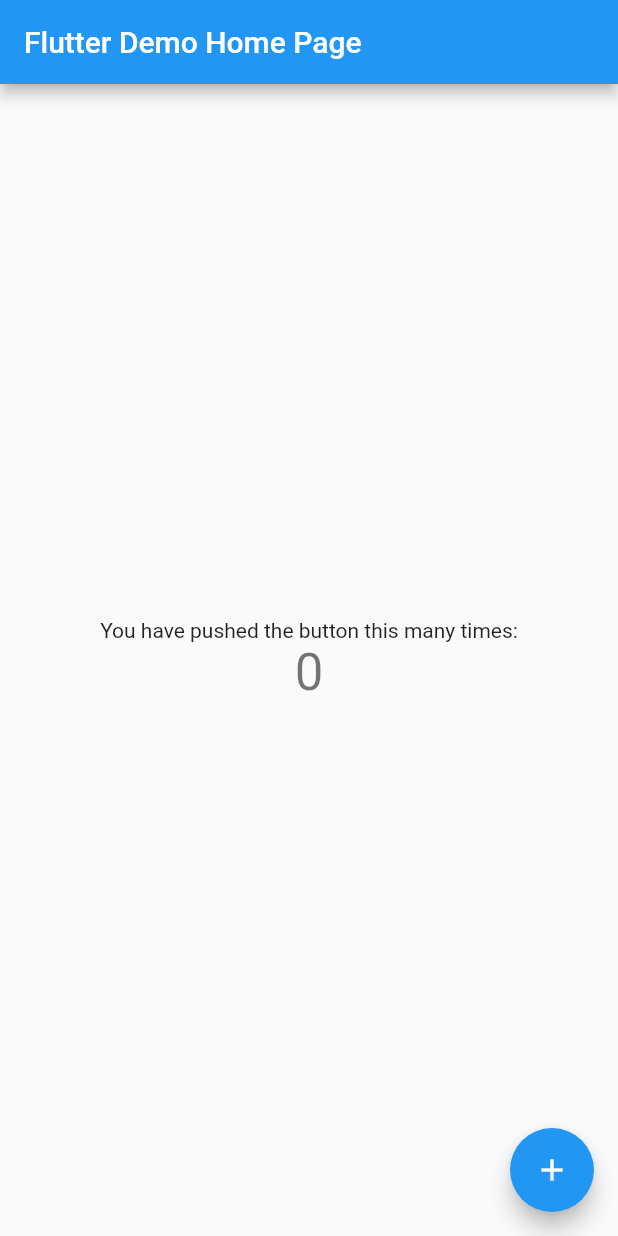
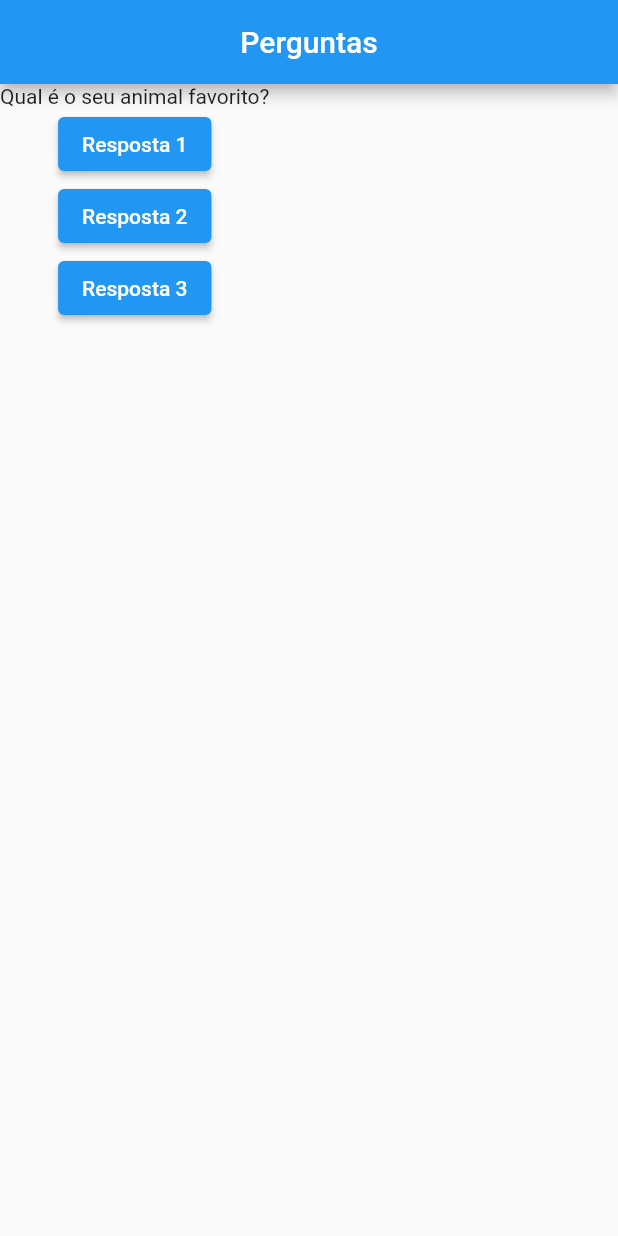
Before and after one commit to edipoterra/projeto_perguntas, a Flutter app: the screen it shows after launch, on a phone screen of 412 x 824 dp. Run offline on Flutter 3.47's test engine with Material 2 defaults, Android fonts, the phone set to English and light mode, and no system bars.

Commit message:
Modifieing main class

```diff
--- a/lib/main.dart
+++ b/lib/main.dart
@@ -1,115 +1,48 @@
 import 'package:flutter/material.dart';
 
-void main() {
-  runApp(const MyApp());
+main() {
+  runApp(PerguntaApp());
 }
 
-class MyApp extends StatelessWidget {
-  const MyApp({Key? key}) : super(key: key);
+class PerguntaApp extends StatelessWidget {
 
-  // This widget is the root of your application.
-  @override
-  Widget build(BuildContext context) {
-    return MaterialApp(
-      title: 'Flutter Demo',
-      theme: ThemeData(
-        // This is the theme of your application.
-        //
-        // Try running your application with "flutter run". You'll see the
-        // application has a blue toolbar. Then, without quitting the app, try
-        // changing the primarySwatch below to Colors.green and then invoke
-        // "hot reload" (press "r" in the console where you ran "flutter run",
-        // or simply save your changes to "hot reload" in a Flutter IDE).
-        // Notice that the counter didn't reset back to zero; the application
-        // is not restarted.
-        primarySwatch: Colors.blue,
-      ),
-      home: const MyHomePage(title: 'Flutter Demo Home Page'),
-    );
-  }
-}
+  var perguntaSelecionada = 1;
 
-class MyHomePage extends StatefulWidget {
-  const MyHomePage({Key? key, required this.title}) : super(key: key);
-
-  // This widget is the home page of your application. It is stateful, meaning
-  // that it has a State object (defined below) that contains fields that affect
-  // how it looks.
-
-  // This class is the configuration for the state. It holds the values (in this
-  // case the title) provided by the parent (in this case the App widget) and
-  // used by the build method of the State. Fields in a Widget subclass are
-  // always marked "final".
-
-  final String title;
-
-  @override
-  State<MyHomePage> createState() => _MyHomePageState();
-}
-
-class _MyHomePageState extends State<MyHomePage> {
-  int _counter = 0;
-
-  void _incrementCounter() {
-    setState(() {
-      // This call to setState tells the Flutter framework that something has
-      // changed in this State, which causes it to rerun the build method below
-      // so that the display can reflect the updated values. If we changed
-      // _counter without calling setState(), then the build method would not be
-      // called again, and so nothing would appear to happen.
-      _counter++;
-    });
+  void responder(){
+    print('Pergunta Respondida');
   }
 
   @override
   Widget build(BuildContext context) {
-    // This method is rerun every time setState is called, for instance as done
-    // by the _incrementCounter method above.
-    //
-    // The Flutter framework has been optimized to make rerunning build methods
-    // fast, so that you can just rebuild anything that needs updating rather
-    // than having to individually change instances of widgets.
-    return Scaffold(
-      appBar: AppBar(
-        // Here we take the value from the MyHomePage object that was created by
-        // the App.build method, and use it to set our appbar title.
-        title: Text(widget.title),
-      ),
-      body: Center(
-        // Center is a layout widget. It takes a single child and positions it
-        // in the middle of the parent.
-        child: Column(
-          // Column is also a layout widget. It takes a list of children and
-          // arranges them vertically. By default, it sizes itself to fit its
-          // children horizontally, and tries to be as tall as its parent.
-          //
-          // Invoke "debug painting" (press "p" in the console, choose the
-          // "Toggle Debug Paint" action from the Flutter Inspector in Android
-          // Studio, or the "Toggle Debug Paint" command in Visual Studio Code)
-          // to see the wireframe for each widget.
-          //
-          // Column has various properties to control how it sizes itself and
-          // how it positions its children. Here we use mainAxisAlignment to
-          // center the children vertically; the main axis here is the vertical
-          // axis because Columns are vertical (the cross axis would be
-          // horizontal).
-          mainAxisAlignment: MainAxisAlignment.center,
-          children: <Widget>[
-            const Text(
-              'You have pushed the button this many times:',
+    final perguntas = [
+      "Qual é a sua cor favorita?",
+      "Qual é o seu animal favorito?"
+    ];
+
+
+    return MaterialApp(
+      home: Scaffold(
+        appBar: AppBar(
+          title: Center(child: Text('Perguntas')),
+        ),
+        body: Column(
+          children: [
+            Text(perguntas[perguntaSelecionada]),
+            ElevatedButton(
+              child: Text("Resposta 1"),
+              onPressed: responder,
             ),
-            Text(
-              '$_counter',
-              style: Theme.of(context).textTheme.headline4,
+            ElevatedButton(
+              child: Text("Resposta 2"),
+              onPressed: responder,
+            ),
+            ElevatedButton(
+              child: Text("Resposta 3"),
+              onPressed: responder,
             ),
           ],
         ),
       ),
-      floatingActionButton: FloatingActionButton(
-        onPressed: _incrementCounter,
-        tooltip: 'Increment',
-        child: const Icon(Icons.add),
-      ), // This trailing comma makes auto-formatting nicer for build methods.
     );
   }
 }
```
Also changed, not shown: 1 other file.
